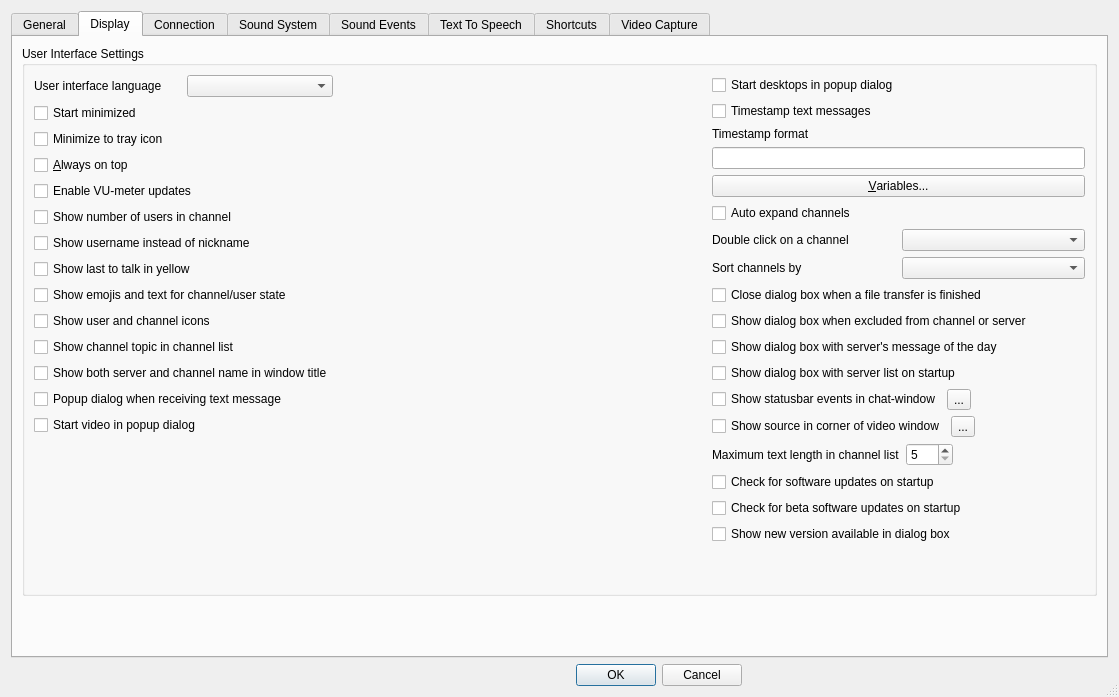
Before: the Qt Designer form Client/qtTeamTalk/preferences.ui in BearWare/TeamTalk5, drawn with Qt 5.
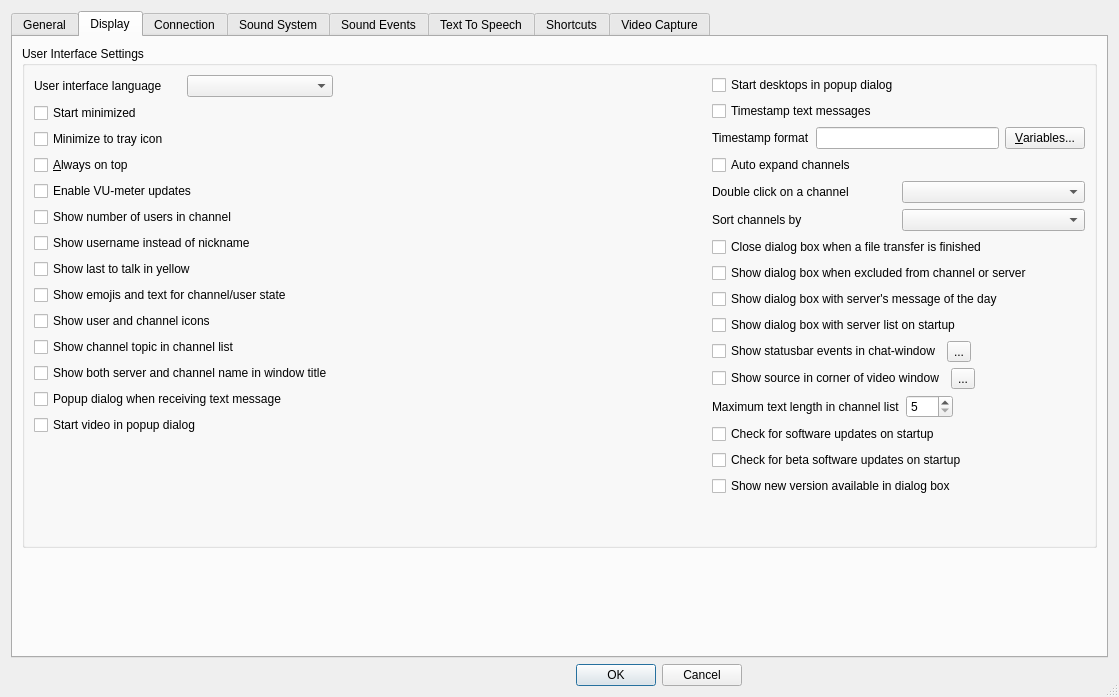
After: the same form once the commit is applied. The open tabs and pages were chosen to show the change. Icons and pictures are not drawn. Custom widgets are drawn as their Qt base class.

Commit message: Fix layout for time stamp and group boxes

Patch:
```diff
--- a/Client/qtTeamTalk/preferences.ui
+++ b/Client/qtTeamTalk/preferences.ui
@@ -371,9 +371,9 @@
          <property name="title">
           <string>User Interface Settings</string>
          </property>
-         <layout class="QVBoxLayout" name="verticalLayout_4">
+         <layout class="QVBoxLayout" name="verticalLayout_18">
           <item>
-           <layout class="QHBoxLayout" name="horizontalLayout_33">
+           <layout class="QHBoxLayout" name="horizontalLayout_31">
             <item>
              <layout class="QVBoxLayout" name="verticalLayout">
               <item>
@@ -513,7 +513,7 @@
              </spacer>
             </item>
             <item>
-             <layout class="QVBoxLayout" name="verticalLayout_18">
+             <layout class="QVBoxLayout" name="verticalLayout_4">
               <item>
                <widget class="QCheckBox" name="desktopdlgChkBox">
                 <property name="text">
@@ -529,6 +529,8 @@
                </widget>
               </item>
               <item>
+               <layout class="QHBoxLayout" name="horizontalLayout_30">
+                <item>
                <widget class="QLabel" name="timestampformatLabel">
                 <property name="text">
                  <string>Timestamp format</string>
@@ -548,6 +550,8 @@
                 </property>
                </widget>
               </item>
+               </layout>
+              </item>
               <item>
                <widget class="QCheckBox" name="chanexpChkBox">
                 <property name="text">
```
Left out of the diff: 14 changed lines with no effect on the pictures. Lines whose indentation alone changed are shown as unchanged.
